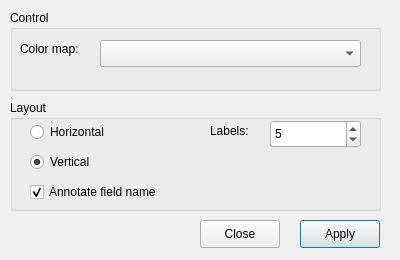
This is ElmerGUI/vtkpost/colorbar.ui in tehnick/elmerfem as Qt 5 draws it before an edit. The edited form follows.
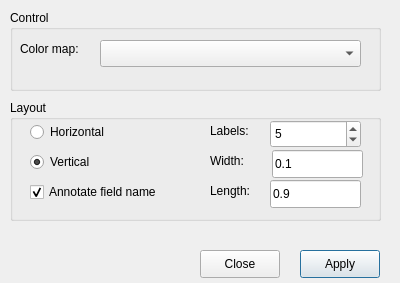
This is the edited form. Icons and pictures are not drawn.

Commit message: ElmerGUI: Added some controls for the color bar in vtk widget

What changed in the file:
```diff
--- a/ElmerGUI/vtkpost/colorbar.ui
+++ b/ElmerGUI/vtkpost/colorbar.ui
@@ -6,7 +6,7 @@
     <x>0</x>
     <y>0</y>
     <width>400</width>
-    <height>260</height>
+    <height>283</height>
    </rect>
   </property>
   <property name="windowTitle" >
@@ -55,7 +55,7 @@
    <property name="geometry" >
     <rect>
      <x>300</x>
-     <y>220</y>
+     <y>250</y>
      <width>80</width>
      <height>28</height>
     </rect>
@@ -74,7 +74,7 @@
    <property name="geometry" >
     <rect>
      <x>200</x>
-     <y>220</y>
+     <y>250</y>
      <width>80</width>
      <height>28</height>
     </rect>
@@ -92,7 +92,7 @@
      <x>10</x>
      <y>100</y>
      <width>371</width>
-     <height>111</height>
+     <height>121</height>
     </rect>
    </property>
    <property name="title" >
@@ -169,6 +169,58 @@
      <string>Labels:</string>
     </property>
    </widget>
+   <widget class="QLineEdit" name="widthEdit" >
+    <property name="geometry" >
+     <rect>
+      <x>262</x>
+      <y>50</y>
+      <width>91</width>
+      <height>28</height>
+     </rect>
+    </property>
+    <property name="text" >
+     <string>0.1</string>
+    </property>
+   </widget>
+   <widget class="QLineEdit" name="heightEdit" >
+    <property name="geometry" >
+     <rect>
+      <x>260</x>
+      <y>80</y>
+      <width>91</width>
+      <height>28</height>
+     </rect>
+    </property>
+    <property name="text" >
+     <string>0.9</string>
+    </property>
+   </widget>
+   <widget class="QLabel" name="widthLabel" >
+    <property name="geometry" >
+     <rect>
+      <x>200</x>
+      <y>50</y>
+      <width>54</width>
+      <height>21</height>
+     </rect>
+    </property>
+    <property name="text" >
+     <string>Width:</string>
+    </property>
+   </widget>
+   <widget class="QLabel" name="heightLabel" >
+    <property name="geometry" >
+     <rect>
+      <x>200</x>
+      <y>80</y>
+      <width>54</width>
+      <height>21</height>
+     </rect>
+    </property>
+    <property name="text" >
+     <string>Length:</string>
+    </property>
+   </widget>
   </widget>
  </widget>
  <resources>
```
The commit also changes 1 other file.
